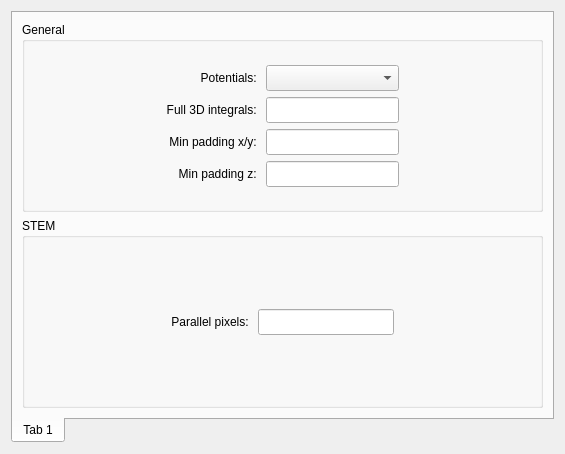
Above: src/gui/dialogs/settings/frames/globalsimsettingsframe.ui from JJPPeters/clTEM before the change. Below: the same form after it.
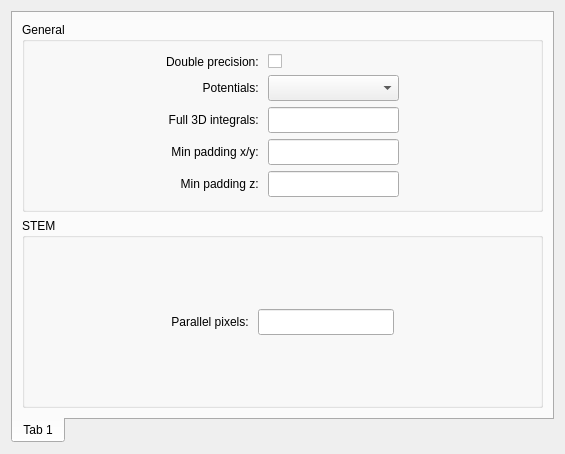
That is the form after the change. Custom widgets are drawn as their Qt base class.

Commit message: Double precision mostly implemented into GUI side of things

```diff
--- a/src/gui/dialogs/settings/frames/globalsimsettingsframe.ui
+++ b/src/gui/dialogs/settings/frames/globalsimsettingsframe.ui
@@ -33,62 +33,7 @@
           <string>General</string>
          </property>
          <layout class="QGridLayout" name="gridLayout_4">
-          <item row="5" column="2">
-           <spacer name="verticalSpacer_2">
-            <property name="orientation">
-             <enum>Qt::Vertical</enum>
-            </property>
-            <property name="sizeHint" stdset="0">
-             <size>
-              <width>20</width>
-              <height>0</height>
-             </size>
-            </property>
-           </spacer>
-          </item>
-          <item row="1" column="1">
-           <widget class="QLabel" name="lblParameters">
-            <property name="sizePolicy">
-             <sizepolicy hsizetype="Preferred" vsizetype="Preferred">
-              <horstretch>0</horstretch>
-              <verstretch>0</verstretch>
-             </sizepolicy>
-            </property>
-            <property name="text">
-             <string>Potentials: </string>
-            </property>
-            <property name="alignment">
-             <set>Qt::AlignRight|Qt::AlignTrailing|Qt::AlignVCenter</set>
-            </property>
-           </widget>
-          </item>
-          <item row="2" column="2">
-           <widget class="QLineEdit" name="edt3dIntegrals">
-            <property name="minimumSize">
-             <size>
-              <width>100</width>
-              <height>26</height>
-             </size>
-            </property>
-           </widget>
-          </item>
-          <item row="2" column="1">
-           <widget class="QLabel" name="lbl3d">
-            <property name="sizePolicy">
-             <sizepolicy hsizetype="Preferred" vsizetype="Preferred">
-              <horstretch>0</horstretch>
-              <verstretch>0</verstretch>
-             </sizepolicy>
-            </property>
-            <property name="text">
-             <string>Full 3D integrals: </string>
-            </property>
-            <property name="alignment">
-             <set>Qt::AlignRight|Qt::AlignTrailing|Qt::AlignVCenter</set>
-            </property>
-           </widget>
-          </item>
-          <item row="2" column="3">
+          <item row="3" column="3">
            <spacer name="horizontalSpacer_4">
             <property name="orientation">
              <enum>Qt::Horizontal</enum>
@@ -101,29 +46,6 @@
             </property>
            </spacer>
           </item>
-          <item row="2" column="0">
-           <spacer name="horizontalSpacer_3">
-            <property name="orientation">
-             <enum>Qt::Horizontal</enum>
-            </property>
-            <property name="sizeHint" stdset="0">
-             <size>
-              <width>10</width>
-              <height>20</height>
-             </size>
-            </property>
-           </spacer>
-          </item>
-          <item row="1" column="2">
-           <widget class="QComboBox" name="cmbParams">
-            <property name="minimumSize">
-             <size>
-              <width>100</width>
-              <height>26</height>
-             </size>
-            </property>
-           </widget>
-          </item>
           <item row="0" column="2">
            <spacer name="verticalSpacer">
             <property name="orientation">
@@ -137,7 +59,17 @@
             </property>
            </spacer>
           </item>
-          <item row="3" column="1">
+          <item row="4" column="2">
+           <widget class="EditUnitsBox" name="edtPaddingXY">
+            <property name="minimumSize">
+             <size>
+              <width>100</width>
+              <height>26</height>
+             </size>
+            </property>
+           </widget>
+          </item>
+          <item row="4" column="1">
            <widget class="QLabel" name="lblPaddingXY">
             <property name="sizePolicy">
              <sizepolicy hsizetype="Preferred" vsizetype="Preferred">
@@ -153,7 +85,36 @@
             </property>
            </widget>
           </item>
-          <item row="4" column="1">
+          <item row="6" column="2">
+           <spacer name="verticalSpacer_2">
+            <property name="orientation">
+             <enum>Qt::Vertical</enum>
+            </property>
+            <property name="sizeHint" stdset="0">
+             <size>
+              <width>20</width>
+              <height>0</height>
+             </size>
+            </property>
+           </spacer>
+          </item>
+          <item row="2" column="1">
+           <widget class="QLabel" name="lblParameters">
+            <property name="sizePolicy">
+             <sizepolicy hsizetype="Preferred" vsizetype="Preferred">
+              <horstretch>0</horstretch>
+              <verstretch>0</verstretch>
+             </sizepolicy>
+            </property>
+            <property name="text">
+             <string>Potentials: </string>
+            </property>
+            <property name="alignment">
+             <set>Qt::AlignRight|Qt::AlignTrailing|Qt::AlignVCenter</set>
+            </property>
+           </widget>
+          </item>
+          <item row="5" column="1">
            <widget class="QLabel" name="lblPaddingZ">
             <property name="sizePolicy">
              <sizepolicy hsizetype="Preferred" vsizetype="Preferred">
@@ -169,8 +130,31 @@
             </property>
            </widget>
           </item>
+          <item row="3" column="0">
+           <spacer name="horizontalSpacer_3">
+            <property name="orientation">
+             <enum>Qt::Horizontal</enum>
+            </property>
+            <property name="sizeHint" stdset="0">
+             <size>
+              <width>10</width>
+              <height>20</height>
+             </size>
+            </property>
+           </spacer>
+          </item>
+          <item row="2" column="2">
+           <widget class="QComboBox" name="cmbParams">
+            <property name="minimumSize">
+             <size>
+              <width>100</width>
+              <height>26</height>
+             </size>
+            </property>
+           </widget>
+          </item>
           <item row="3" column="2">
-           <widget class="EditUnitsBox" name="edtPaddingXY">
+           <widget class="QLineEdit" name="edt3dIntegrals">
             <property name="minimumSize">
              <size>
               <width>100</width>
@@ -179,7 +163,7 @@
             </property>
            </widget>
           </item>
-          <item row="4" column="2">
+          <item row="5" column="2">
            <widget class="EditUnitsBox" name="edtPaddingZ">
             <property name="minimumSize">
              <size>
@@ -189,6 +173,45 @@
             </property>
            </widget>
           </item>
+          <item row="3" column="1">
+           <widget class="QLabel" name="lbl3d">
+            <property name="sizePolicy">
+             <sizepolicy hsizetype="Preferred" vsizetype="Preferred">
+              <horstretch>0</horstretch>
+              <verstretch>0</verstretch>
+             </sizepolicy>
+            </property>
+            <property name="text">
+             <string>Full 3D integrals: </string>
+            </property>
+            <property name="alignment">
+             <set>Qt::AlignRight|Qt::AlignTrailing|Qt::AlignVCenter</set>
+            </property>
+           </widget>
+          </item>
+          <item row="1" column="1">
+           <widget class="QLabel" name="lblParameters_2">
+            <property name="sizePolicy">
+             <sizepolicy hsizetype="Preferred" vsizetype="Preferred">
+              <horstretch>0</horstretch>
+              <verstretch>0</verstretch>
+             </sizepolicy>
+            </property>
+            <property name="text">
+             <string>Double precision: </string>
+            </property>
+            <property name="alignment">
+             <set>Qt::AlignRight|Qt::AlignTrailing|Qt::AlignVCenter</set>
+            </property>
+           </widget>
+          </item>
+          <item row="1" column="2">
+           <widget class="QCheckBox" name="chkDoublePrec">
+            <property name="text">
+             <string/>
+            </property>
+           </widget>
+          </item>
          </layout>
         </widget>
        </item>
```
The commit also changes 47 other files.
